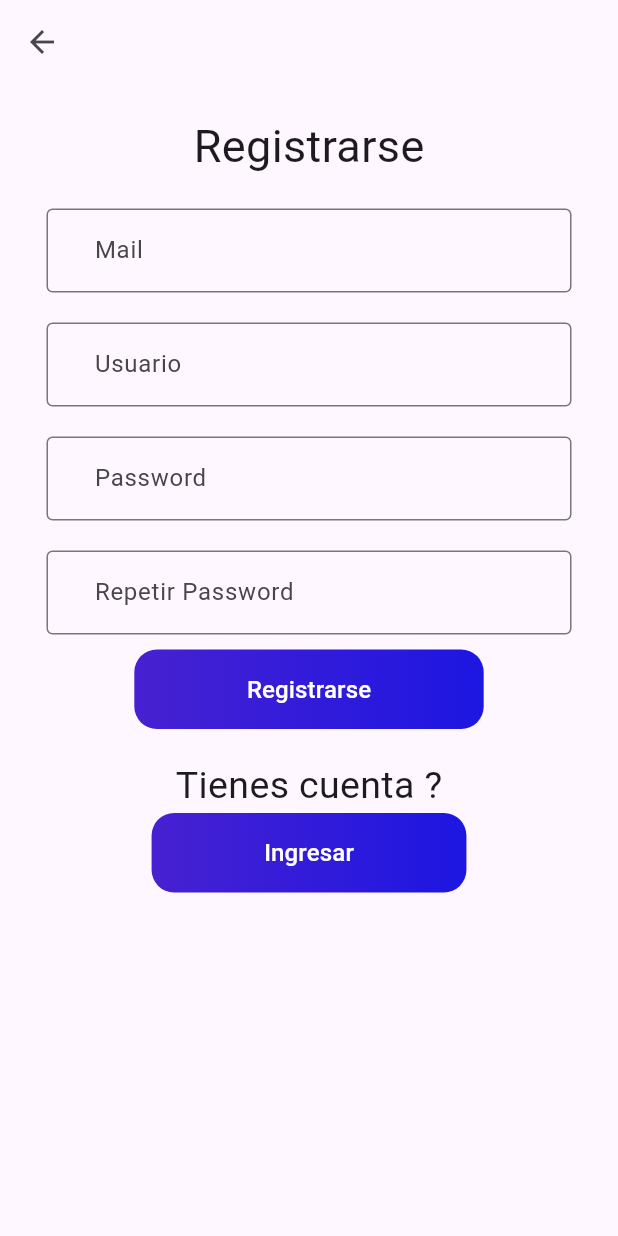
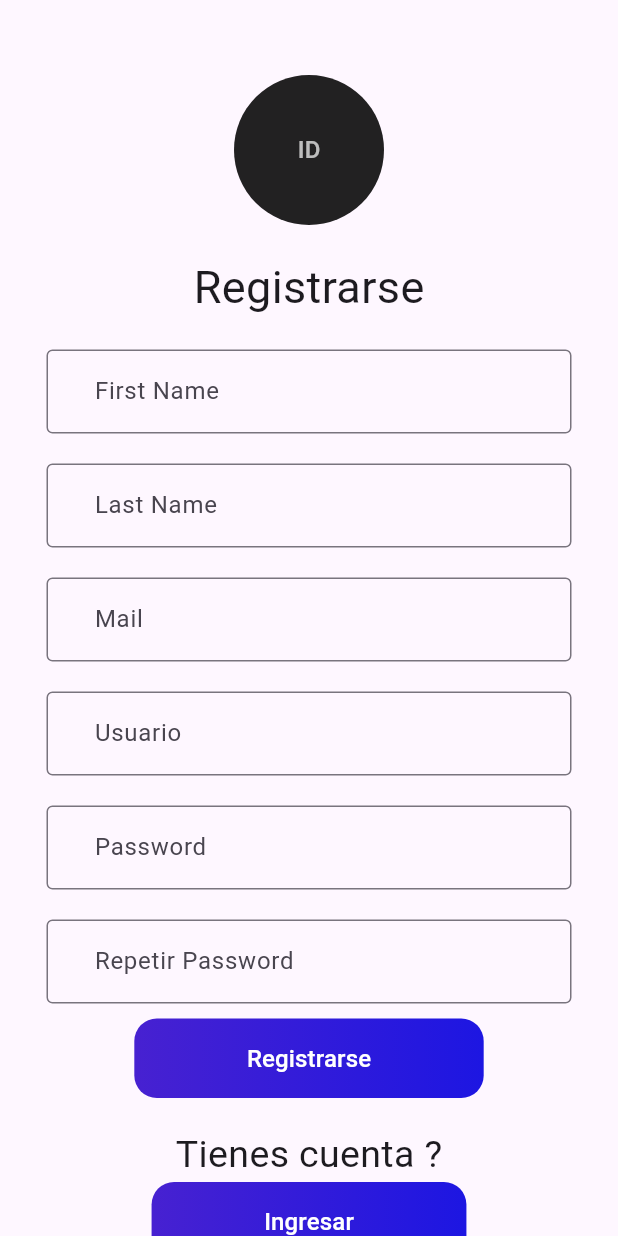
Before and after one commit to osbelsc/inversor_deportivo, a Flutter app: the RegisterPage screen opened by its route, after a tap on "Registrarse", on a phone screen of 412 x 824 dp. Run offline on Flutter 3.47's test engine with Material 3 defaults, Android fonts, the phone set to English and light mode, and no system bars; our stand-ins replace curved_navigation_bar, gap, syncfusion_flutter_charts; network calls fail.

Commit message:
Ya registro de usuarios ok

```diff
--- a/lib/pages/Auth/register.dart
+++ b/lib/pages/Auth/register.dart
@@ -15,12 +15,20 @@ class RegisterPage extends StatelessWidget {
         FocusScope.of(context).unfocus();
       },
       child: Scaffold(
-        appBar: AppBar(),
         body: SingleChildScrollView(
           child: Center(
             child: Column(
               children: [
                 //TitleComponent(),
+                Gap(50),
+                CircleAvatar(
+                  child: Text(
+                    'ID',
+                    style: TextStyle(color: Colors.white70),
+                  ),
+                  backgroundColor: Colors.black87,
+                  maxRadius: 50.0,
+                ),
                 Gap(20),
                 registerInputsComponents(),
                 Gap(20),
@@ -36,6 +44,14 @@ class RegisterPage extends StatelessWidget {
 
 class registerInputsComponents extends StatelessWidget {
   final usuarioProvider = new UsuarioProvider();
+  final TextEditingController emailController = TextEditingController();
+  final TextEditingController usuarioController = TextEditingController();
+  final TextEditingController passwordController = TextEditingController();
+  final TextEditingController passwordConfirmController =
+      TextEditingController();
+  final TextEditingController firstController = TextEditingController();
+  final TextEditingController lastController = TextEditingController();
+
   registerInputsComponents({super.key});
 
   @override
@@ -48,8 +64,39 @@ class registerInputsComponents extends StatelessWidget {
         ),
         Gap(20),
         Container(
+          width: 350, // Aquí puedes definir el ancho deseado
+          child: TextField(
+            controller: firstController,
+            decoration: InputDecoration(
+              border: OutlineInputBorder(
+                gapPadding: 20.0,
+              ),
+              hintText: 'First Name',
+              labelText: 'First Name',
+              // Si es Flutter 2.0 en lugar de label usarías labelText
+            ),
+          ),
+        ),
+        Gap(20),
+        Container(
+          width: 350, // Aquí puedes definir el ancho deseado
+          child: TextField(
+            controller: lastController,
+            decoration: InputDecoration(
+              border: OutlineInputBorder(
+                gapPadding: 20.0,
+              ),
+              hintText: 'Last Name',
+              labelText: 'Last Name',
+              // Si es Flutter 2.0 en lugar de label usarías labelText
+            ),
+          ),
+        ),
+        Gap(20),
+        Container(
           width: 350,
           child: TextField(
+            controller: emailController,
             decoration: InputDecoration(
               border: OutlineInputBorder(
                 gapPadding: 20.0,
@@ -63,6 +110,7 @@ class registerInputsComponents extends StatelessWidget {
         Container(
           width: 350, // Aquí puedes definir el ancho deseado
           child: TextField(
+            controller: usuarioController,
             decoration: InputDecoration(
               border: OutlineInputBorder(
                 gapPadding: 20.0,
@@ -77,6 +125,7 @@ class registerInputsComponents extends StatelessWidget {
         Container(
           width: 350, // Aquí puedes definir el ancho deseado
           child: TextField(
+            controller: passwordController,
             decoration: InputDecoration(
               border: OutlineInputBorder(
                 gapPadding: 20.0,
@@ -91,6 +140,7 @@ class registerInputsComponents extends StatelessWidget {
         Container(
           width: 350, // Aquí puedes definir el ancho deseado
           child: TextField(
+            controller: passwordConfirmController,
             decoration: InputDecoration(
               border: OutlineInputBorder(
                 gapPadding: 20.0,
@@ -104,8 +154,8 @@ class registerInputsComponents extends StatelessWidget {
         Gap(10),
         GradientButton(
           text: 'Registrarse',
-            onPressed: () =>
-                {usuarioProvider.Register('osb@email.com', 'sfsdf')}
+          onPressed: () => handleRegister(context),
+
           //Navigator.push(
           //   context,
           //   MaterialPageRoute(
@@ -115,6 +165,28 @@ class registerInputsComponents extends StatelessWidget {
         )
       ],
     );
+  }
+
+  void handleRegister(context) async {
+    Map info = await usuarioProvider.Register(
+        usuarioController.text,
+        emailController.text,
+        passwordController.text,
+        passwordConfirmController.text,
+        firstController.text,
+        lastController.text);
+
+    if (info['ok']) {
+      Navigator.push(
+        context,
+        MaterialPageRoute(builder: (context) => HomePage()),
+      );
+      //openSuccesSnackBar(context, 'Success', Icon(Icons.house));
+      print('registrado con exito');
+    } else {
+      print('no registrado con exito');
+      //openErrorSnackBar(context, "Error: ${info['mensaje']}");
+    }
   }
 }
 
--- a/lib/providers/usuario_provider.dart
+++ b/lib/providers/usuario_provider.dart
@@ -5,14 +5,26 @@ import 'package:http/http.dart' as http;
 import '../config.dart';
 
 class UsuarioProvider extends ChangeNotifier {
-  Future<Map<String, dynamic>> Register(String email, String password) async {
+  Future<Map<String, dynamic>> Register(
+      String username,
+      String email,
+      String password,
+      String confirmPassword,
+      String fristName,
+      String lastName) async {
     final authData = {
+      'username': username,
       'email': email,
-      'password': password,
+      'password1': password,
+      'password2': confirmPassword,
+      'first_name': fristName,
+      'last_name': lastName,
+      'occupation': 'user',
+      "accept_terms_conditions": true,
       'returnSecureToken': true,
     };
     final resp = await http.post(
-      Uri.parse('${Config.urlEnv}./auth/registration/'),
+      Uri.parse('${Config.urlEnv}/auth/registration/'),
       body: jsonEncode(authData),
       headers: {
         'Content-Type': 'application/json', // Establece el tipo de contenido
@@ -22,16 +34,18 @@ class UsuarioProvider extends ChangeNotifier {
     Map<String, dynamic> decodedResp = json.decode(resp.body);
     print(decodedResp);
 
-    if (decodedResp.containsKey('idToken')) {
+    if (decodedResp.containsKey('access')) {
       return {'ok': true, 'token': decodedResp['idToken']};
     } else {
       return {'ok': false, 'mensaje': decodedResp['error']['message']};
     }
   }
 
-  Future<Map<String, dynamic>> Login(String email, String password) async {
+  Future<Map<String, dynamic>> Login(
+      String username, String email, String password) async {
     final authData = {
-      'username': email,
+      'username': username,
+      'email': email,
       'password': password,
       'returnSecureToken': true,
     };
@@ -42,14 +56,15 @@ class UsuarioProvider extends ChangeNotifier {
         'Content-Type': 'application/json', // Establece el tipo de contenido
       },
     );
-
+    print('Response status: ${resp.statusCode}');
+    print('Response body: ${resp.body}');
     Map<String, dynamic> decodedResp = json.decode(resp.body);
     print(decodedResp);
 
     if (decodedResp.containsKey('access')) {
       return {'ok': true, 'token': decodedResp['access']};
     } else {
-      return {'ok': false, 'mensaje': decodedResp['error']['message']};
+      return {'ok': false, 'mensaje': decodedResp['errors'][0]['detail']};
     }
   }
 }
```
Also changed, not shown: lib/pages/Auth/login.dart (+113 -44 lines). Lines whose indentation alone changed are shown as unchanged.
